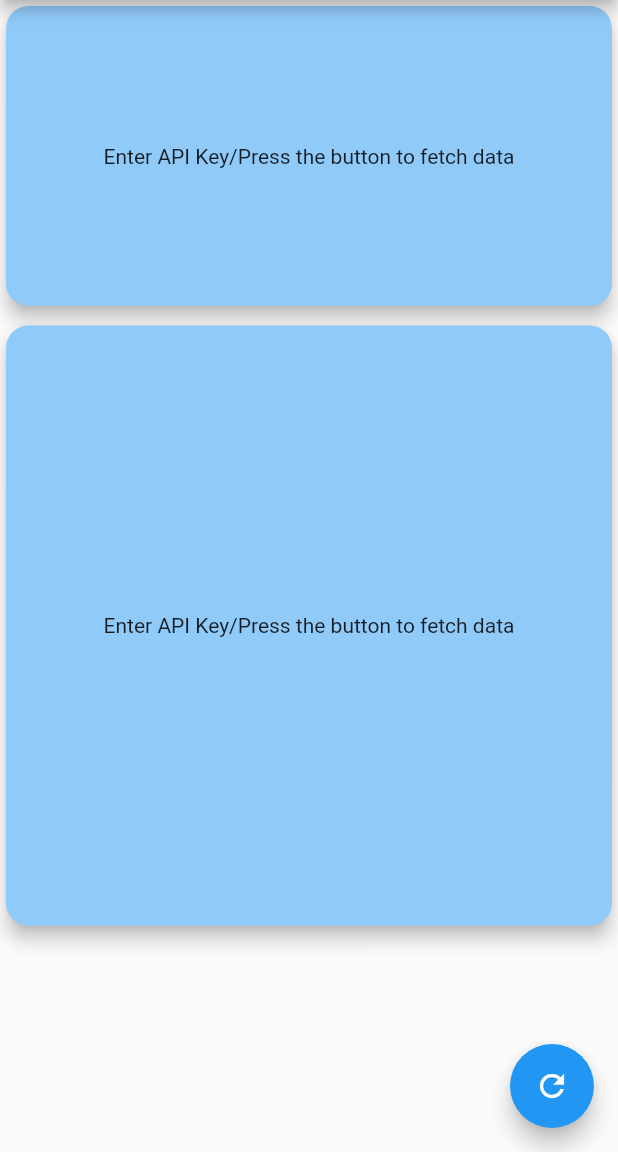
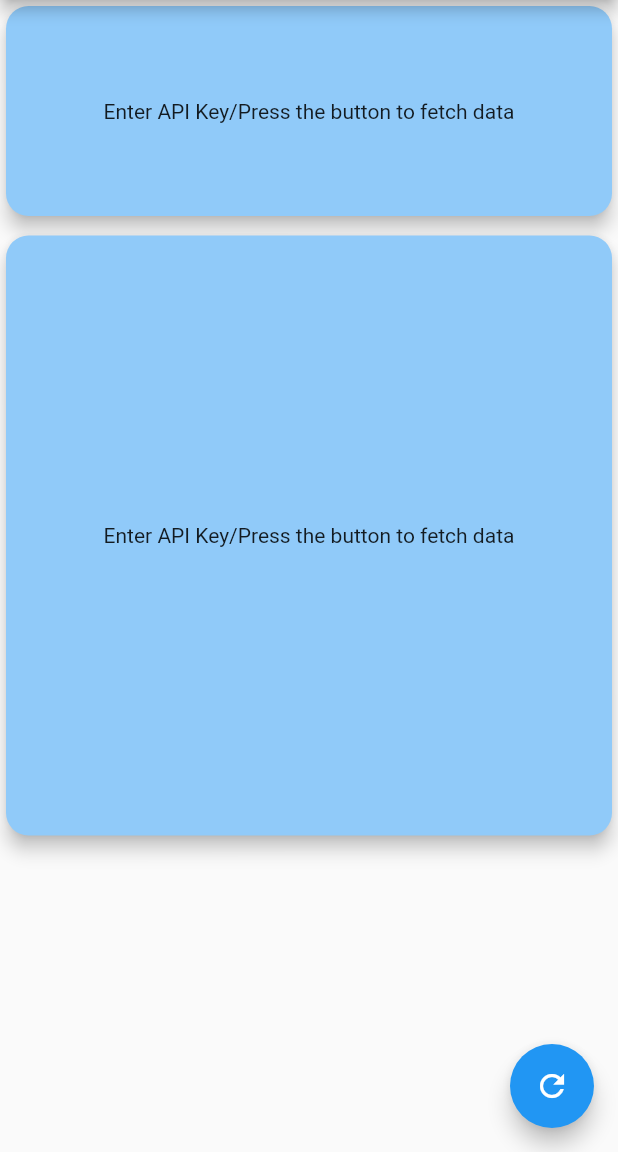
Before and after one commit to SU008/Flutter_Trading212_Portfolio, a Flutter app: the screen it shows after launch, on a phone screen of 412 x 824 dp, the part 84-1236 px from its top. Run offline on Flutter 3.47's test engine with Material 2 defaults, Android fonts, the phone set to English and light mode, and no system bars; our stand-ins replace bloc, easy_debounce, fl_chart, flutter_bloc, flutter_dotenv; missing offline and left inert: debounce_throttle.

Commit message:
updated with Aspect ratio box for divided plot to go in

```diff
--- a/lib/screens/homescreen.dart
+++ b/lib/screens/homescreen.dart
@@ -28,8 +28,10 @@ class _MyHomePageState extends State<MyHomePage> {
           children: [
             ShowAccountCash(),
             SizedBox(height: 5,),
+            ShowHistoricalDividends(),
 
-            ShowHistoricalDividends(),
+
+
           ],
         ),
       ),
@@ -37,7 +39,7 @@ class _MyHomePageState extends State<MyHomePage> {
         onPressed: () async {
           T212apibloc.add(GetAccountDataEventModel());
 
-          await Future.delayed(const Duration(milliseconds: 100),);
+          await Future.delayed(const Duration(milliseconds: 10),);
 
           divbloc.add(GetPaidOutDividendsEventModel2());
         },
@@ -76,9 +78,26 @@ class ShowHistoricalDividends extends StatelessWidget {
             } else if (state is PaidOutDividendsStateModel2) {
               HistoricalDividends divistory = state.data;
 
-              return Column(
+              return
+                Column(
                   children: [
-                     Text('Dividends Recieved', textScaleFactor: 1),
+                    AspectRatio(aspectRatio: 16/9,
+                      child: Container(
+                        height: 10,
+                        color: Colors.red,
+                      ),
+                    ),
+
+
+                    const Row(
+                      mainAxisAlignment: MainAxisAlignment.spaceBetween,
+                      children: [
+                        Text('Dividends Received', textScaleFactor: 1.2, textAlign: TextAlign.left,),
+                        Text('Amount ', textScaleFactor: 1.2, textAlign: TextAlign.left,),
+                      ],
+
+                    ),
+
                     Expanded(
                       child: ListView.builder(
                         itemCount: divistory.items?.length,
@@ -96,13 +115,13 @@ class ShowHistoricalDividends extends StatelessWidget {
                               child: Center(
                                 child: Text(
                                   '${dividend.ticker}',
-                                  style: TextStyle(color: Colors.white),
+                                  style: const TextStyle(color: Colors.white),
                                 ),
                               ),
                             ),
-                            title: Text('Amount: ${dividend.amountInEuro}'),
-                            subtitle: Text('Date: ${dividend.paidOn}'),
-                            trailing: Text('data'),
+                            subtitle: Text('Shares: ${dividend.quantity}'),
+                            title: Text('Date: ${dividend.paidOn}', overflow: TextOverflow.clip,maxLines: 1,),
+                            trailing: Text('${dividend.amountInEuro}'),
                           );
                         },
                       ),
@@ -145,7 +164,7 @@ class _ShowAccountCashState extends State<ShowAccountCash> {
             BorderRadius.circular(15.0), // Adjust the radius as needed
       ),
       child: Container(
-        height: 200,
+        height: 140,
         padding: const EdgeInsets.all(16.0),
         child: BlocBuilder<T212ApiBloc, T212ApiState>(
           builder: (context, state) {
@@ -169,10 +188,7 @@ class _ShowAccountCashState extends State<ShowAccountCash> {
                     child: Row(
                       mainAxisAlignment: MainAxisAlignment.start,
                       children: [
-                        Text(
-                          'Values shown are all approximate*',
-                          textScaleFactor: 0.8,
-                        ),
+                        Text('Values shown are all approximate*', textScaleFactor: 0.8,),
                       ],
                     ),
                   ),
@@ -181,8 +197,8 @@ class _ShowAccountCashState extends State<ShowAccountCash> {
                       borderRadius: BorderRadius.circular(
                           12.0), // Adjust the radius as needed
                     ),
-                    child: SizedBox(
-                      height: 90,
+                    child: Expanded(
+
                       child: Padding(
                         padding: const EdgeInsets.all(8.0),
                         child: Column(
@@ -194,6 +210,7 @@ class _ShowAccountCashState extends State<ShowAccountCash> {
                                 Text('Account Value : ${accountcash.total}'),
                               ],
                             ),
+                            SizedBox(height: 5,),
                             Row(
                               mainAxisAlignment: MainAxisAlignment.spaceEvenly,
                               children: [
@@ -214,7 +231,8 @@ class _ShowAccountCashState extends State<ShowAccountCash> {
                                   ],
                                 ),
                               ],
-                            )
+                            ),
+                            SizedBox(height: 5,),
                           ],
                         ),
                       ),
--- a/pubspec.yaml
+++ b/pubspec.yaml
@@ -28,6 +28,7 @@ environment:
 # the latest version available on pub.dev. To see which dependencies have newer
 # versions available, run `flutter pub outdated`.
 dependencies:
+  fl_chart:
 
   easy_debounce:
   flutter_dotenv: ^5.1.0
```
Also changed, not shown: lib/services/T212_API_Dividend_Plot_Bloc/t212_dividend_plot_bloc.dart (added, +62 -0 lines), lib/widgets/Dividend_plot.dart (added, +89 -0 lines), pubspec.lock. Lines whose indentation alone changed are shown as unchanged.
